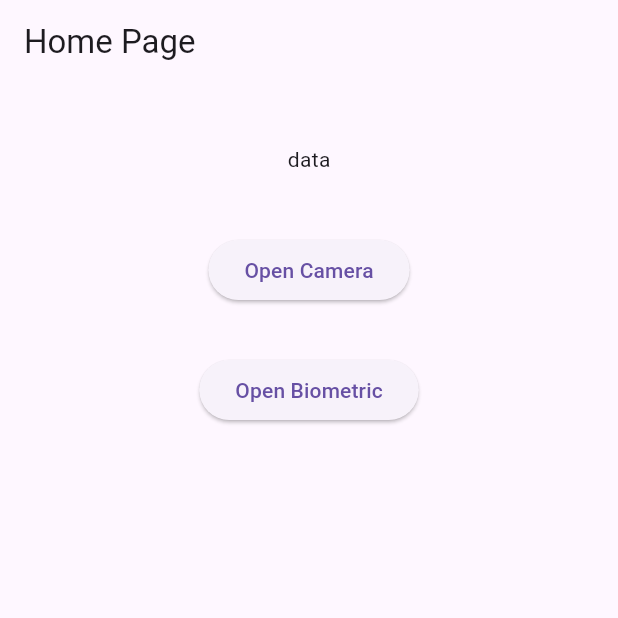
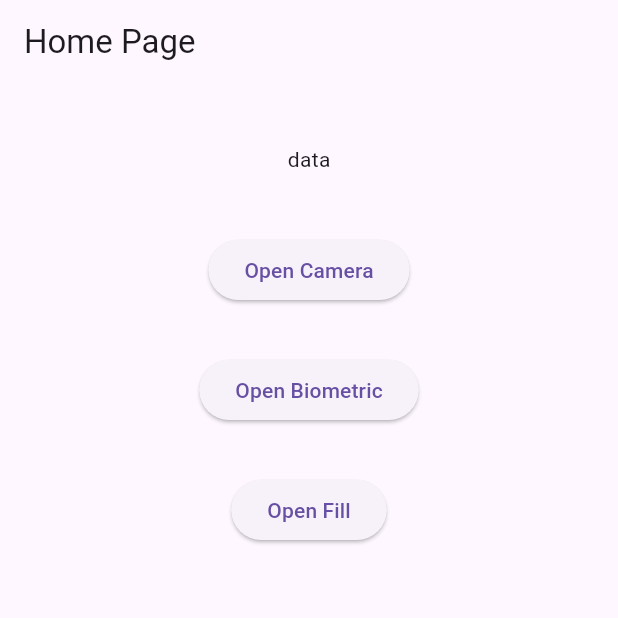
Before and after one commit to hosseinlot/pwacam, a Flutter app: the screen it shows after launch, on a phone screen of 412 x 824 dp, the top half of it. Run offline on Flutter 3.47's test engine with Material 3 defaults, Android fonts, the light colour scheme and no system bars; our stand-ins replace camera, video_player; missing offline and left inert: passkeys.

Commit message:
added third button

```diff
--- a/lib/main.dart
+++ b/lib/main.dart
@@ -55,6 +55,14 @@
               },
               child: const Text('Open Biometric'),
             ),
+            SizedBox(height: 32),
+
+            ElevatedButton(
+              onPressed: () {
+                Navigator.push(context, MaterialPageRoute(builder: (context) => AuthScreen()));
+              },
+              child: const Text('Open Fill'),
+            ),
           ],
         ),
       ),
--- a/pubspec.yaml
+++ b/pubspec.yaml
@@ -1,6 +1,5 @@
 name: pwacam
 description: "A new Flutter project."
-
 
 version: 1.0.3+3
 
@@ -18,7 +17,6 @@ dependencies:
   passkeys: ^2.15.1
   cupertino_icons: ^1.0.8
 
-
 dev_dependencies:
   flutter_test:
     sdk: flutter
@@ -26,7 +24,5 @@ dev_dependencies:
   flutter_launcher_icons: ^0.14.4
   sw: ^0.0.5
 
-
 flutter:
-
   uses-material-design: true
```
Also changed, not shown: 2 other files.
